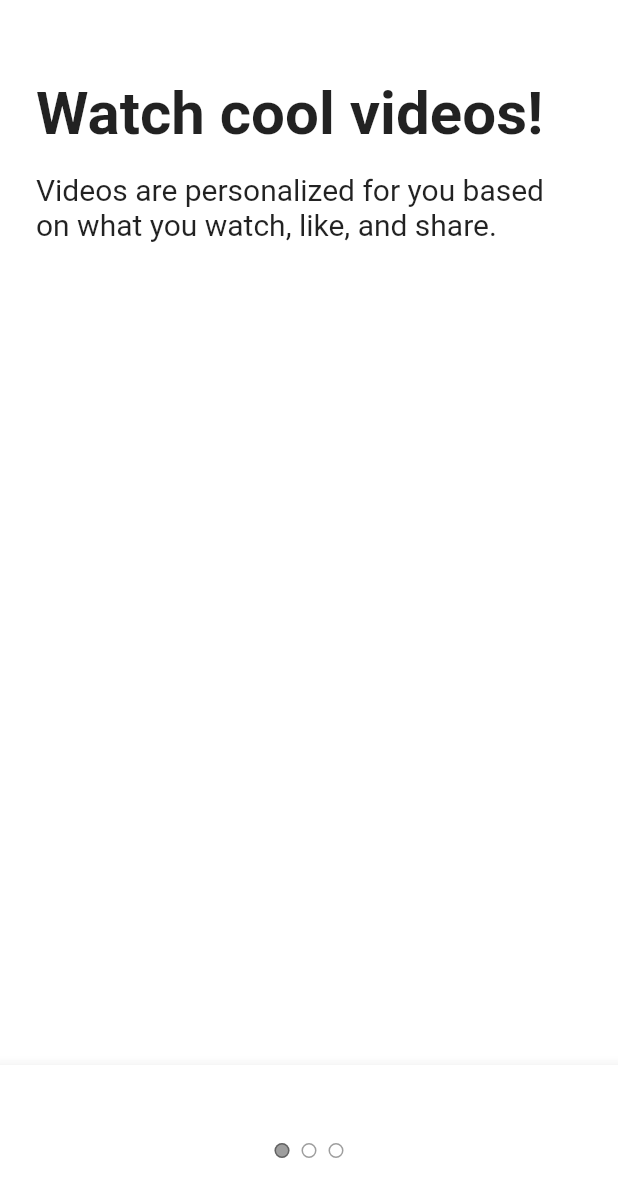
After one commit to feelfireff1/tiktok-flutter-clone, a Flutter app: the screen it shows after launch, after a tap on "Next", on a phone screen of 412 x 824 dp. The commit adds this screen. Shown: the top 1197 px of the screen. Run offline on Flutter 3.47's test engine with Material 2 defaults, Android fonts, the light colour scheme and no system bars; our stand-ins replace font_awesome_flutter.

Commit message:
#5.3 Tutorial Screen

```diff
--- a/tiktok_clone/lib/features/onboarding/interests_screen.dart
+++ b/tiktok_clone/lib/features/onboarding/interests_screen.dart
@@ -1,6 +1,7 @@
 import 'package:flutter/material.dart';
 import 'package:tiktok_clone/constants/constants.dart';
 import 'package:tiktok_clone/features/authentication/widgets/interest_button.dart';
+import 'package:tiktok_clone/features/onboarding/tutorial_screen.dart';
 
 const interests = [
   "Daily Life",
@@ -73,6 +74,12 @@ class _InterestsScreenState extends State<InterestsScreen> {
     setState(() {});
   }
 
+  void _onNextTap() {
+    Navigator.of(context).push(MaterialPageRoute(
+      builder: (context) => const TutorialScreen(),
+    ));
+  }
+
   @override
   Widget build(BuildContext context) {
     return Scaffold(
@@ -92,6 +99,8 @@ class _InterestsScreenState extends State<InterestsScreen> {
             left: Sizes.size20,
             right: Sizes.size20,
           ),
+          child: GestureDetector(
+            onTap: _onNextTap,
             child: Container(
               padding: const EdgeInsets.symmetric(vertical: Sizes.size16),
               decoration: BoxDecoration(
@@ -103,6 +112,7 @@ class _InterestsScreenState extends State<InterestsScreen> {
                 style: TextStyle(
                   color: Colors.white,
                   fontSize: Sizes.size16,
+                ),
               ),
             ),
           ),
--- /dev/null
+++ b/tiktok_clone/lib/features/onboarding/tutorial_screen.dart
@@ -0,0 +1,115 @@
+import 'package:flutter/material.dart';
+import 'package:tiktok_clone/constants/constants.dart';
+
+class TutorialScreen extends StatefulWidget {
+  const TutorialScreen({super.key});
+
+  @override
+  State<TutorialScreen> createState() => _TutorialScreenState();
+}
+
+class _TutorialScreenState extends State<TutorialScreen> {
+  @override
+  Widget build(BuildContext context) {
+    return DefaultTabController(
+      length: 3,
+      child: Scaffold(
+        body: SafeArea(
+          child: TabBarView(
+            children: [
+              Padding(
+                padding: const EdgeInsets.symmetric(horizontal: Sizes.size24),
+                child: Column(
+                  crossAxisAlignment: CrossAxisAlignment.start,
+                  children: const [
+                    Gaps.v52,
+                    Text(
+                      'Watch cool videos!',
+                      style: TextStyle(
+                        fontSize: Sizes.size40,
+                        fontWeight: FontWeight.bold,
+                      ),
+                    ),
+                    Gaps.v16,
+                    Text(
+                      'Videos are personalized for you based on what you watch, like, and share.',
+                      style: TextStyle(
+                        fontSize: Sizes.size20,
+                      ),
+                    ),
+                    Gaps.v20,
+                  ],
+                ),
+              ),
+              Padding(
+                padding: const EdgeInsets.symmetric(horizontal: Sizes.size24),
+                child: Column(
+                  crossAxisAlignment: CrossAxisAlignment.start,
+                  children: const [
+                    Gaps.v52,
+                    Text(
+                      'Follow the rules!',
+                      style: TextStyle(
+                        fontSize: Sizes.size40,
+                        fontWeight: FontWeight.bold,
+                      ),
+                    ),
+                    Gaps.v16,
+                    Text(
+                      'Videos are personalized for you based on what you watch, like, and share.',
+                      style: TextStyle(
+                        fontSize: Sizes.size20,
+                      ),
+                    ),
+                    Gaps.v20,
+                  ],
+                ),
+              ),
+              Padding(
+                padding: const EdgeInsets.symmetric(horizontal: Sizes.size24),
+                child: Column(
+                  crossAxisAlignment: CrossAxisAlignment.start,
+                  children: const [
+                    Gaps.v52,
+                    Text(
+                      'Enjoy the ride!',
+                      style: TextStyle(
+                        fontSize: Sizes.size40,
+                        fontWeight: FontWeight.bold,
+                      ),
+                    ),
+                    Gaps.v16,
+                    Text(
+                      'Videos are personalized for you based on what you watch, like, and share.',
+                      style: TextStyle(
+                        fontSize: Sizes.size20,
+                      ),
+                    ),
+                    Gaps.v20,
+                  ],
+                ),
+              ),
+            ],
+          ),
+        ),
+        bottomNavigationBar: BottomAppBar(
+          child: Container(
+            padding: const EdgeInsets.symmetric(
+              vertical: Sizes.size48,
+            ),
+            child: Row(
+              mainAxisAlignment: MainAxisAlignment.center,
+              children: const [
+                TabPageSelector(
+                  color: Colors.white,
+                  selectedColor: Colors.black38,
+                  indicatorSize: Sizes.size10,
+                )
+              ],
+            ),
+          ),
+        ),
+      ),
+    );
+  }
+}
```
Lines whose indentation alone changed are shown as unchanged.
